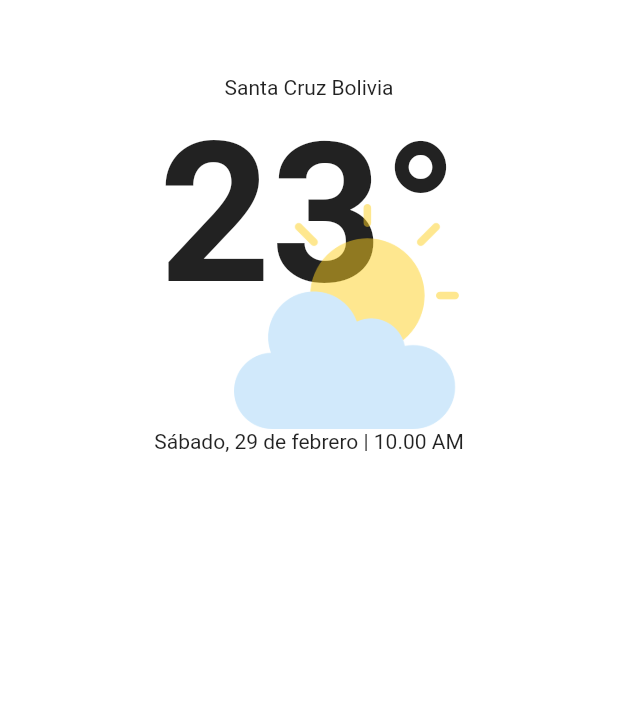
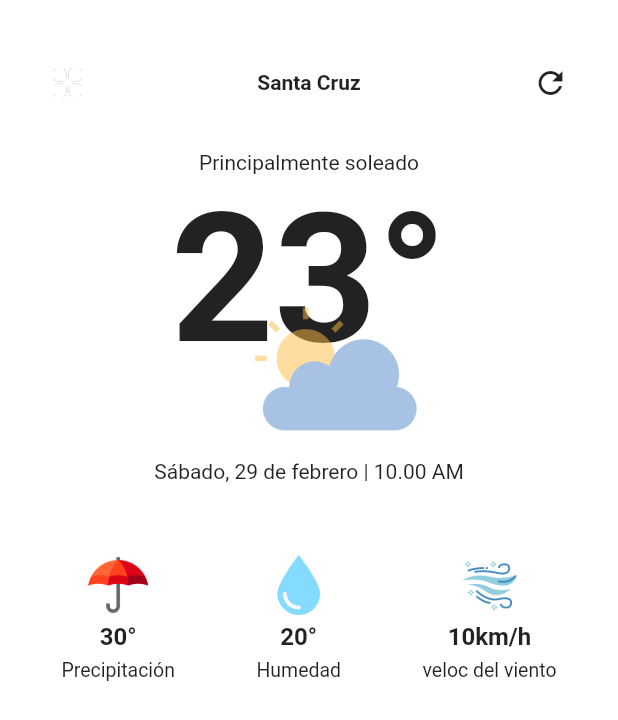
Before and after one commit to mzenteno/flutter_clima, a Flutter app: the screen it shows after launch, on a phone screen of 412 x 824 dp. Shown: the top 720 px of the screen. Run offline on Flutter 3.47's test engine with Material 2 defaults, Android fonts, the phone set to English and light mode, and no system bars.

Commit message:
tercer commit

```diff
--- a/lib/main.dart
+++ b/lib/main.dart
@@ -26,10 +26,10 @@ class MyApp extends StatelessWidget {
       ));
     } else {
       SystemChrome.setSystemUIOverlayStyle(SystemUiOverlayStyle(
-        statusBarColor: Colors.black,
+        statusBarColor: Color.fromARGB(250, 25, 25, 25),
         statusBarBrightness: Brightness.light,
         statusBarIconBrightness: Brightness.light,
-        systemNavigationBarColor: Colors.black,
+        systemNavigationBarColor: Color.fromARGB(250, 25, 25, 25),
         systemNavigationBarIconBrightness: Brightness.light,
       ));
     }
--- a/lib/theme/dark_theme.dart
+++ b/lib/theme/dark_theme.dart
@@ -5,8 +5,7 @@ import 'package:flutter/material.dart';
 ThemeData darkTheme = ThemeData(
   brightness: Brightness.dark,
   colorScheme: ColorScheme.dark(
-    background: Colors.black,
-    primary: Colors.red,
-    secondary: Colors.yellow,
+    background: Color.fromARGB(250, 25, 25, 25),
+    primary: Color.fromARGB(250, 37, 37, 37),
   ),
 );
--- a/lib/theme/light_theme.dart
+++ b/lib/theme/light_theme.dart
@@ -6,7 +6,7 @@ ThemeData lightTheme = ThemeData(
   brightness: Brightness.light,
   colorScheme: ColorScheme.light(
     background: Colors.white,
-    primary: Colors.red,
-    secondary: Colors.blue,
+    primary: Colors.white38,
+    secondary: Colors.white10,
   ),
 );
--- a/lib/views/home.dart
+++ b/lib/views/home.dart
@@ -18,33 +18,163 @@ class _HomeState extends State<Home> {
         body: SafeArea(
           child: Align(
             alignment: Alignment.topCenter,
+            child: Padding(
+              padding: EdgeInsets.only(left: 20.0, right: 20.0, top: 30.0),
               child: Column(
+                crossAxisAlignment: CrossAxisAlignment.center,
                 children: [
-                SizedBox(height: 50),
-                Text('Santa Cruz Bolivia'),
+                  Padding(
+                    padding: EdgeInsets.all(5.0),
+                    child: Row(
+                      mainAxisAlignment: MainAxisAlignment.spaceBetween,
+                      children: [
+                        Container(
+                          height: 40.0,
+                          width: 40.0,
+                          decoration: BoxDecoration(
+                            color: Theme.of(context).colorScheme.primary,
+                            borderRadius: BorderRadius.circular(12),
+                          ),
+                          child: Padding(
+                              padding: EdgeInsets.all(5.0),
+                              child:
+                                  Image.asset('assets/images/menu1dark.png')),
+                        ),
+                        Text(
+                          'Santa Cruz',
+                          style: TextStyle(fontWeight: FontWeight.bold),
+                        ),
+                        Container(
+                          height: 40.0,
+                          width: 40.0,
+                          decoration: BoxDecoration(
+                            color: Theme.of(context).colorScheme.primary,
+                            borderRadius: BorderRadius.circular(12),
+                          ),
+                          child: Padding(
+                            padding: EdgeInsets.all(5.0),
+                            child: Icon(Icons.refresh),
+                          ),
+                        ),
+                      ],
+                    ),
+                  ),
+                  SizedBox(height: 20),
+                  Text('Principalmente soleado'),
                   Stack(
                     children: [
                       Text(
                         '23°',
                         style: TextStyle(
-                        fontSize: 130,
+                          fontSize: 120,
                           fontWeight: FontWeight.bold,
                         ),
                       ),
                       Opacity(
                         opacity: 0.5,
                         child: Padding(
-                          padding:
-                              const EdgeInsets.only(left: 50.0, top: 70.00),
+                            padding: EdgeInsets.only(left: 50.0, top: 70.00),
                             child: Image.asset(
-                            'assets/images/cloudy.png',
-                            height: 150,
+                              'assets/images/sunny.png',
+                              height: 120,
                             )),
                       )
                     ],
                   ),
-                Text('Sábado, 29 de febrero | 10.00 AM')
+                  Text('Sábado, 29 de febrero | 10.00 AM'),
+                  SizedBox(height: 30),
+                  Container(
+                    height: 125,
+                    width: 350,
+                    decoration: BoxDecoration(
+                        color: Theme.of(context).colorScheme.primary,
+                        borderRadius: BorderRadius.circular(16)),
+                    child: Row(
+                      mainAxisAlignment: MainAxisAlignment.spaceBetween,
+                      children: [
+                        Padding(
+                          padding: EdgeInsets.only(top: 18.0, left: 10.0),
+                          child: Column(
+                            children: [
+                              Image.asset(
+                                'assets/images/protection.png',
+                                height: 40,
+                              ),
+                              SizedBox(height: 5),
+                              Text(
+                                '30°',
+                                style: TextStyle(
+                                  fontSize: 16,
+                                  fontWeight: FontWeight.bold,
+                                ),
+                              ),
+                              SizedBox(height: 5),
+                              Text(
+                                'Precipitación',
+                                style: TextStyle(
+                                  fontSize: 13,
+                                ),
+                              ),
                             ],
+                          ),
+                        ),
+                        Padding(
+                          padding: EdgeInsets.only(top: 18.0),
+                          child: Column(
+                            children: [
+                              Image.asset(
+                                'assets/images/drop.png',
+                                height: 40,
+                              ),
+                              SizedBox(height: 5),
+                              Text(
+                                '20°',
+                                style: TextStyle(
+                                  fontSize: 16,
+                                  fontWeight: FontWeight.bold,
+                                ),
+                              ),
+                              SizedBox(height: 5),
+                              Text(
+                                'Humedad',
+                                style: TextStyle(
+                                  fontSize: 13,
+                                ),
+                              ),
+                            ],
+                          ),
+                        ),
+                        Padding(
+                          padding: EdgeInsets.only(top: 18.0, right: 10.0),
+                          child: Column(
+                            children: [
+                              Image.asset(
+                                'assets/images/wind.png',
+                                height: 40,
+                              ),
+                              SizedBox(height: 5),
+                              Text(
+                                '10km/h',
+                                style: TextStyle(
+                                  fontSize: 16,
+                                  fontWeight: FontWeight.bold,
+                                ),
+                              ),
+                              SizedBox(height: 5),
+                              Text(
+                                'veloc del viento',
+                                style: TextStyle(
+                                  fontSize: 13,
+                                ),
+                              ),
+                            ],
+                          ),
+                        ),
+                      ],
+                    ),
+                  ),
+                ],
+              ),
             ),
           ),
         ));
--- a/pubspec.yaml
+++ b/pubspec.yaml
@@ -61,6 +61,12 @@ flutter:
   # To add assets to your application, add an assets section, like this:
   assets:
     - assets/images/cloudy.png
+    - assets/images/sunny.png
+    - assets/images/menu1.png
+    - assets/images/menu1dark.png
+    - assets/images/protection.png
+    - assets/images/drop.png
+    - assets/images/wind.png
   #   - images/a_dot_ham.jpeg
 
   # An image asset can refer to one or more resolution-specific "variants", see
```
Also changed, not shown: assets/images/menu1dark.png (added). Lines whose indentation alone changed are shown as unchanged.
